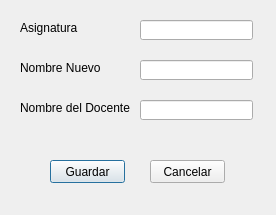
First picture: the form in src/seleccionestudiante/vista/WireFrameEditarAsignatura.ui, repository MaxFUO/Proyecto-Fin-de-Curso, before the edit.
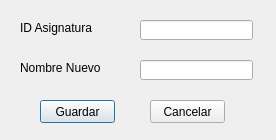
Second picture: the form after the edit.

Commit message: Editar Asignatura (Rojo) V.1.0

```diff
--- a/src/seleccionestudiante/vista/WireFrameEditarAsignatura.ui
+++ b/src/seleccionestudiante/vista/WireFrameEditarAsignatura.ui
@@ -7,7 +7,7 @@
     <x>0</x>
     <y>0</y>
     <width>276</width>
-    <height>215</height>
+    <height>140</height>
    </rect>
   </property>
   <property name="windowTitle">
@@ -23,7 +23,7 @@
     </rect>
    </property>
    <property name="text">
-    <string>Asignatura                :</string>
+    <string>ID Asignatura                :</string>
    </property>
   </widget>
   <widget class="QLineEdit" name="lineEditAsignatura">
@@ -69,24 +69,14 @@
     </rect>
    </property>
    <property name="text">
-    <string>Nombre del Docente :</string>
-   </property>
-  </widget>
-  <widget class="QLineEdit" name="lineEditNombreDocente">
-   <property name="geometry">
-    <rect>
-     <x>140</x>
-     <y>100</y>
-     <width>113</width>
-     <height>20</height>
-    </rect>
+    <string/>
    </property>
   </widget>
   <widget class="QPushButton" name="btnGuardar">
    <property name="geometry">
     <rect>
-     <x>50</x>
-     <y>160</y>
+     <x>40</x>
+     <y>100</y>
      <width>75</width>
      <height>23</height>
     </rect>
@@ -99,7 +89,7 @@
    <property name="geometry">
     <rect>
      <x>150</x>
-     <y>160</y>
+     <y>100</y>
      <width>75</width>
      <height>23</height>
     </rect>
```
Left out of the diff: 2 changed lines with no effect on the pictures. The commit also changes 2 other files.
